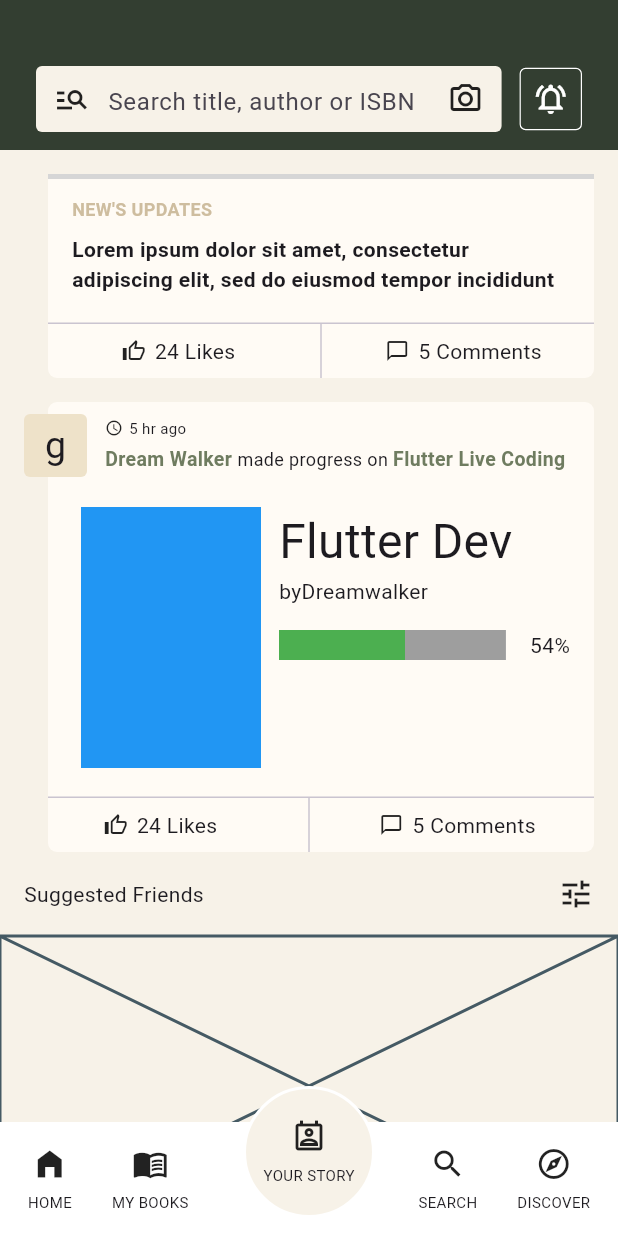
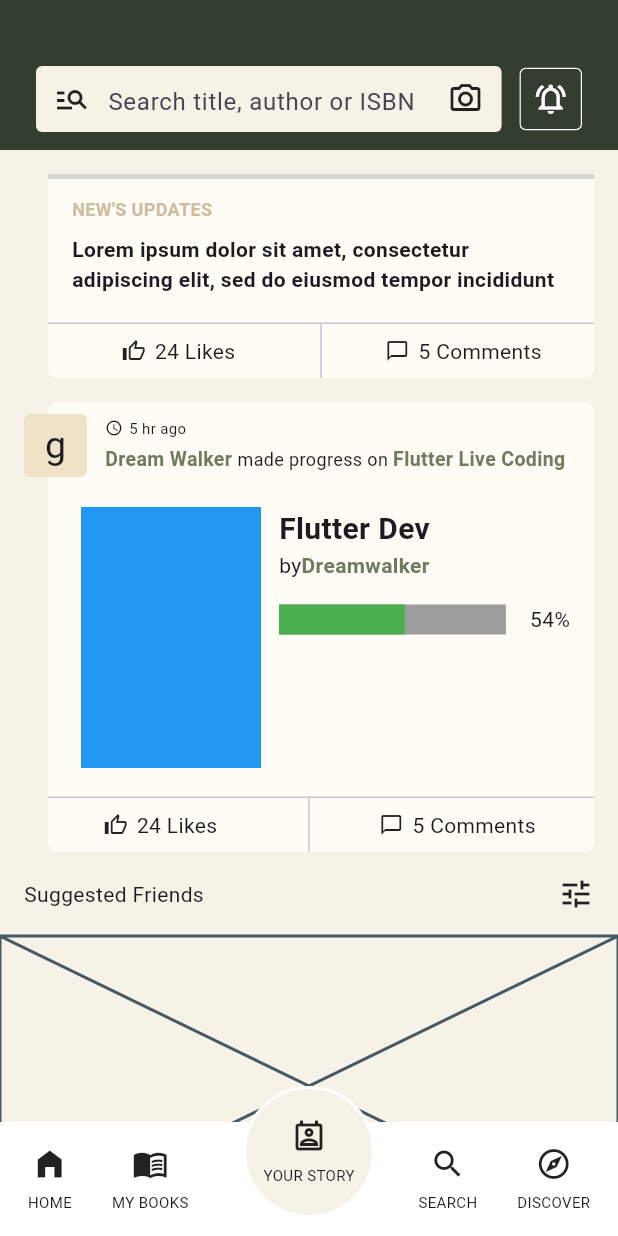
Before and after one commit to JAICHANGPARK/flutter_notebook_chapter_43, a Flutter app: the NewsFeedHomePage screen opened directly, scrolled down 164 dp, on a phone screen of 412 x 824 dp. Run offline on Flutter 3.47's test engine with Material 3 defaults, Android fonts, the phone set to English and light mode, and no system bars; our stand-ins replace gap, hugeicons; network calls fail; grey boxes are pictures that could not be loaded.

Commit message:
Update news_feed_home_page.dart

```diff
--- a/lib/ep2163_newsfeed_app/views/news_feed_home_page.dart
+++ b/lib/ep2163_newsfeed_app/views/news_feed_home_page.dart
@@ -331,7 +331,8 @@ class _NewsFeedHomePageState extends State<NewsFeedHomePage> {
                                                           Text(
                                                             "Flutter Dev",
                                                             style: TextStyle(
-                                                              fontSize: 32,
+                                                              fontSize: 20,
+                                                              fontWeight: FontWeight.bold,
                                                             ),
                                                           ),
                                                           Text.rich(
@@ -340,6 +341,10 @@ class _NewsFeedHomePageState extends State<NewsFeedHomePage> {
                                                                 TextSpan(text: "by"),
                                                                 TextSpan(
                                                                   text: "Dreamwalker",
+                                                                  style: TextStyle(
+                                                                    color: Color.fromRGBO(111, 124, 96, 1),
+                                                                    fontWeight: FontWeight.bold,
+                                                                  ),
                                                                 ),
                                                               ],
                                                             ),
```
